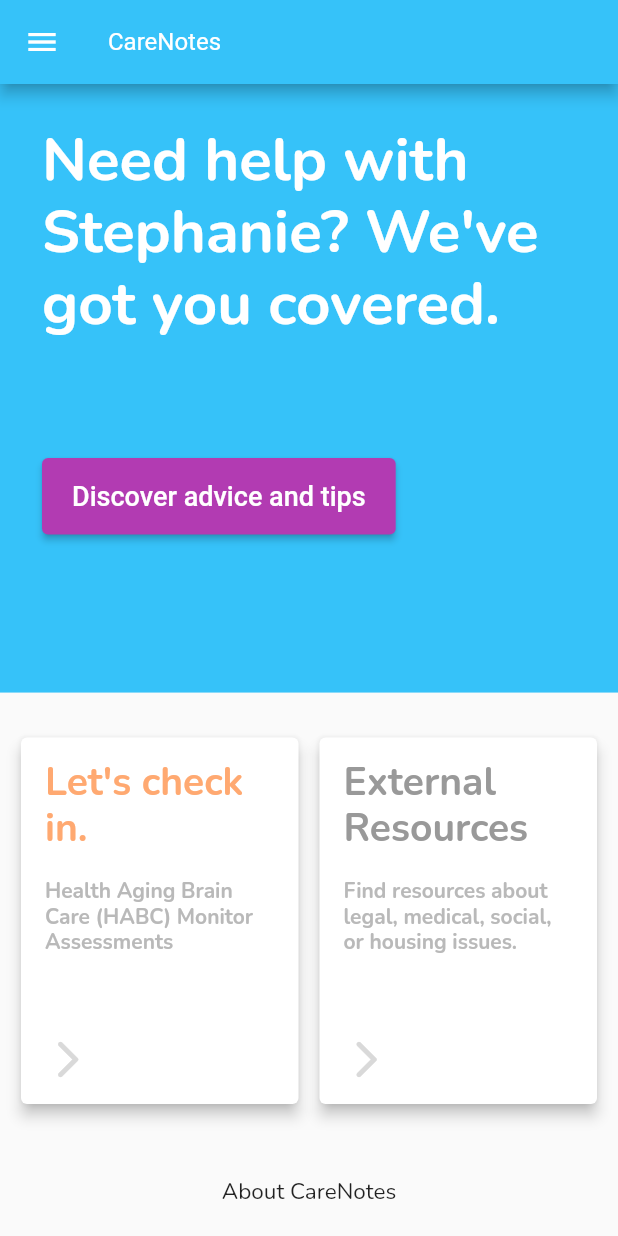
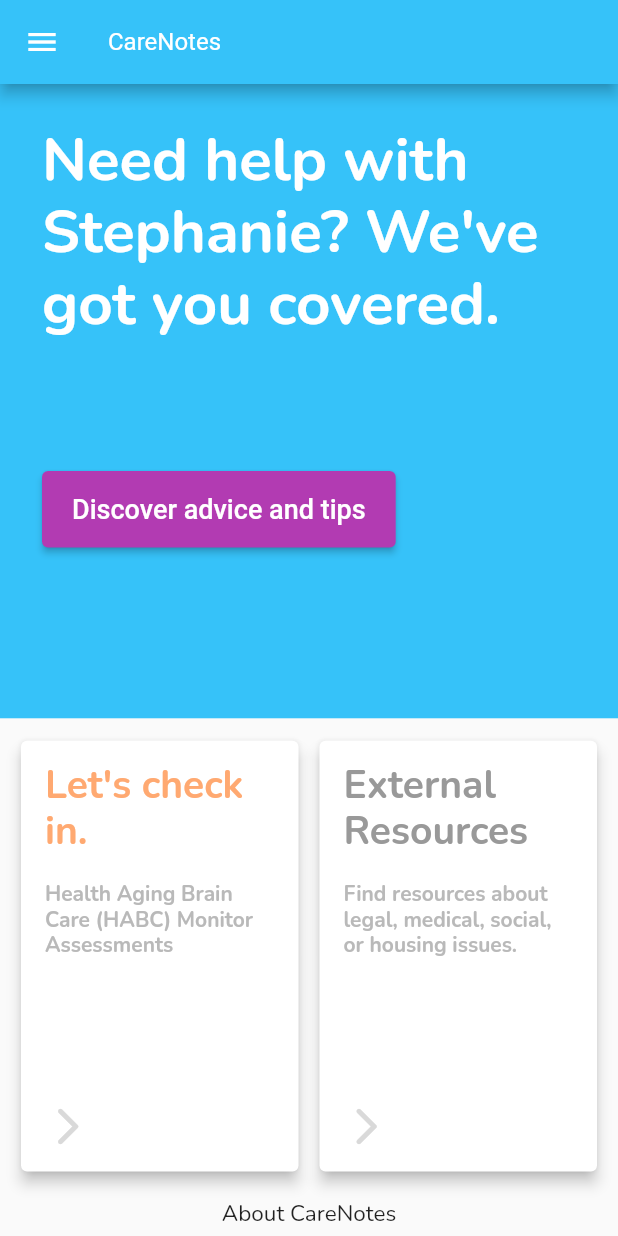
Before and after one commit to khashayarmotarjemi/care_notes, a Flutter app: the screen it shows after launch, on a phone screen of 412 x 824 dp. Run offline on Flutter 3.47's test engine with Material 2 defaults, Android fonts, the light colour scheme and no system bars; our stand-ins replace google_fonts, syncfusion_flutter_datepicker, syncfusion_flutter_sliders; missing offline and left inert: patterns_canvas, syncfusion_flutter_core.

Commit message:
Minor changes in margin sizes and calendar is not clickable anymore

```diff
--- a/lib/pages/home_page.dart
+++ b/lib/pages/home_page.dart
@@ -26,7 +26,7 @@
             ),
             const Expanded(flex: 6, child: NavRow()),
             Container(
-              padding: const EdgeInsets.symmetric(vertical: 20),
+              padding: const EdgeInsets.symmetric(vertical: 5),
               child: const Text("About CareNotes"),
             )
           ],
@@ -132,7 +132,7 @@
     return Container(
       height: double.infinity,
       width: double.infinity,
-      padding: const EdgeInsets.symmetric(vertical: 30),
+      padding: const EdgeInsets.symmetric(vertical: 15),
       child: GestureDetector(
         onTap: onClick,
         child: Card(
--- a/lib/pages/onboarding_widgets.dart
+++ b/lib/pages/onboarding_widgets.dart
@@ -208,7 +208,10 @@
           height: 300,
           // color: Colors.red,
           child: GestureDetector(
-            onTap: () {},
+            behavior: HitTestBehavior.opaque,
+            onTap: () {
+              // print("clicked");
+            },
           ),
         )
       ],
```
